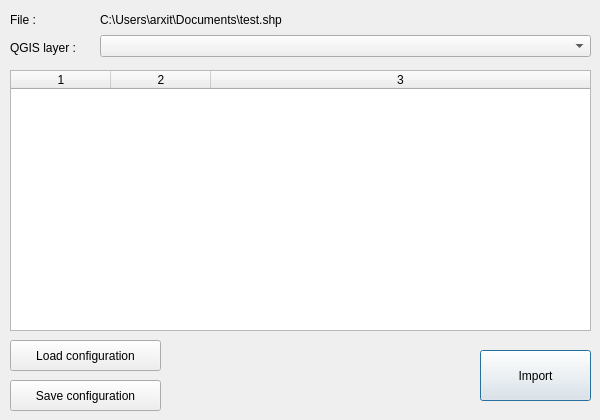
First picture: the form in widgets/import_data/import_shp_dialog.ui, repository Geoportail-Luxembourg/qgis-pag-plugin, before the edit.
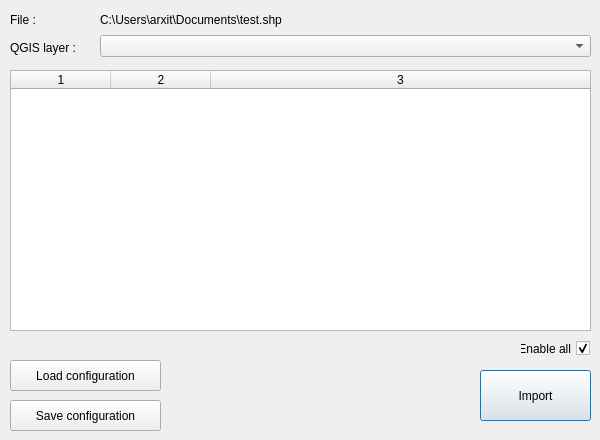
Second picture: the form after the edit.

Commit message: Activer tous les mappings SHP

```diff
--- a/widgets/import_data/import_shp_dialog.ui
+++ b/widgets/import_data/import_shp_dialog.ui
@@ -10,7 +10,7 @@
     <x>0</x>
     <y>0</y>
     <width>600</width>
-    <height>420</height>
+    <height>440</height>
    </rect>
   </property>
   <property name="sizePolicy">
@@ -22,13 +22,13 @@
   <property name="minimumSize">
    <size>
     <width>600</width>
-    <height>420</height>
+    <height>440</height>
    </size>
   </property>
   <property name="maximumSize">
    <size>
     <width>600</width>
-    <height>420</height>
+    <height>440</height>
    </size>
   </property>
   <property name="windowTitle">
@@ -102,7 +102,7 @@
    <property name="geometry">
     <rect>
      <x>480</x>
-     <y>350</y>
+     <y>370</y>
      <width>111</width>
      <height>51</height>
     </rect>
@@ -118,7 +118,7 @@
    <property name="geometry">
     <rect>
      <x>10</x>
-     <y>340</y>
+     <y>360</y>
      <width>151</width>
      <height>31</height>
     </rect>
@@ -131,7 +131,7 @@
    <property name="geometry">
     <rect>
      <x>10</x>
-     <y>380</y>
+     <y>400</y>
      <width>151</width>
      <height>31</height>
     </rect>
@@ -153,6 +153,25 @@
     <string>File :</string>
    </property>
   </widget>
+  <widget class="QCheckBox" name="chkEnableAllFieldsMapping">
+   <property name="geometry">
+    <rect>
+     <x>520</x>
+     <y>340</y>
+     <width>70</width>
+     <height>17</height>
+    </rect>
+   </property>
+   <property name="layoutDirection">
+    <enum>Qt::RightToLeft</enum>
+   </property>
+   <property name="text">
+    <string>Enable all</string>
+   </property>
+   <property name="checked">
+    <bool>true</bool>
+   </property>
+  </widget>
  </widget>
  <resources/>
  <connections>
```
Left out of the diff: 25 changed lines with no effect on the pictures. The commit also changes 2 other files.
